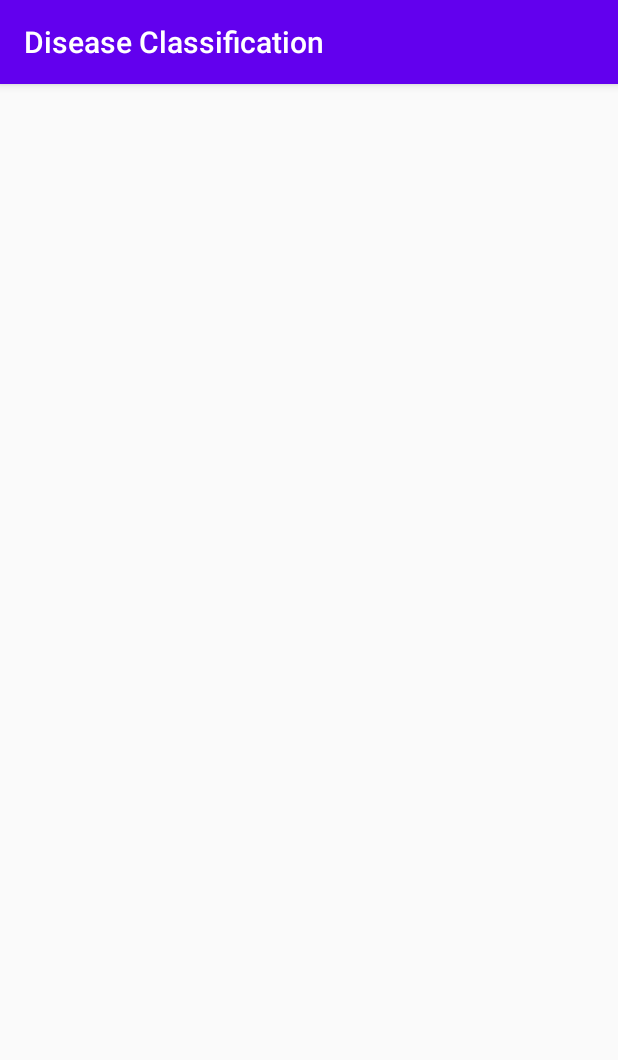
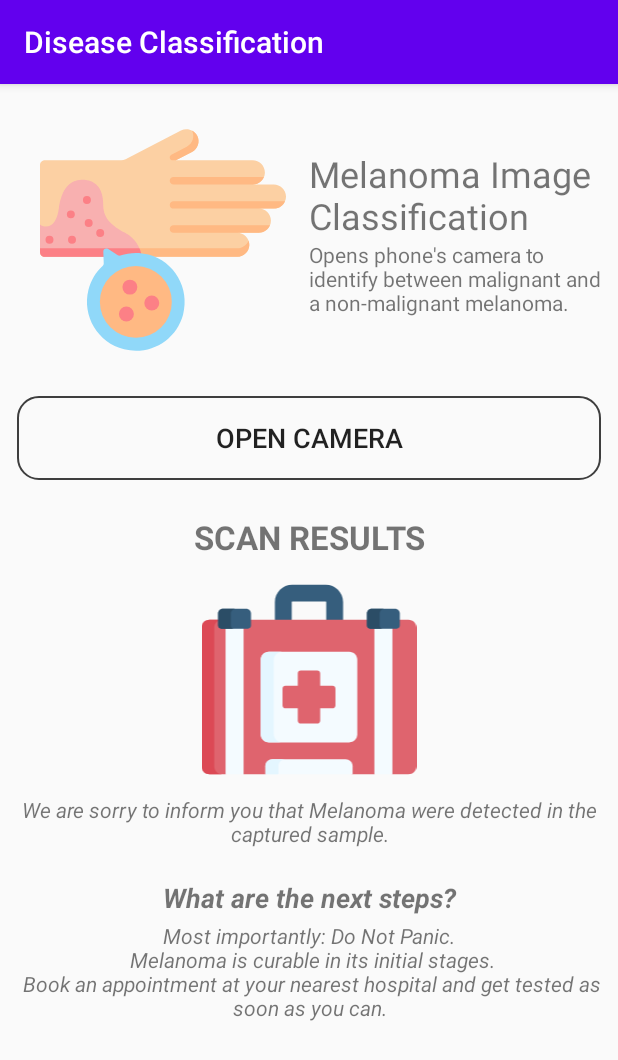
Before and after one commit to omxie/disease_classification, an Android app: the MelanomaResults screen opened directly, with no data from a screen before it, on a phone screen of 412 x 824 dp. Shown: the top 1060 px of the screen. Run offline under Robolectric (Android 15) with nearby library versions, the phone set to English and light mode, and no system bars.

Commit message:
melanoma results screen added

```diff
--- a/app/src/main/res/layout/activity_melanoma_results.xml
+++ b/app/src/main/res/layout/activity_melanoma_results.xml
@@ -1,9 +1,123 @@
 <?xml version="1.0" encoding="utf-8"?>
-<androidx.constraintlayout.widget.ConstraintLayout xmlns:android="http://schemas.android.com/apk/res/android"
+<RelativeLayout xmlns:android="http://schemas.android.com/apk/res/android"
     xmlns:app="http://schemas.android.com/apk/res-auto"
     xmlns:tools="http://schemas.android.com/tools"
     android:layout_width="match_parent"
     android:layout_height="match_parent"
     tools:context=".MelanomaResults">
 
-</androidx.constraintlayout.widget.ConstraintLayout>
+    <LinearLayout
+        android:weightSum="1"
+        android:layout_width="match_parent"
+        android:layout_height="match_parent"
+        android:orientation="vertical"
+        android:layout_marginLeft="11dp"
+        android:layout_marginRight="11dp">
+
+        <LinearLayout
+            android:layout_weight="0.73"
+            android:layout_width="match_parent"
+            android:layout_height="match_parent"
+            android:orientation="horizontal">
+
+            <ImageView
+                android:id="@+id/imglogo"
+                android:layout_width="match_parent"
+                android:layout_height="match_parent"
+                android:layout_weight="0.50"
+                android:layout_margin="15dp"
+                app:srcCompat="@drawable/ic_skin_rotated" />
+
+            <LinearLayout
+                android:layout_weight="0.50"
+                android:layout_width="match_parent"
+                android:layout_height="match_parent"
+                android:orientation="vertical">
+
+                <TextView
+                    android:id="@+id/txtTitle"
+                    android:layout_width="match_parent"
+                    android:layout_height="match_parent"
+                    android:layout_weight="0.50"
+                    android:gravity="bottom"
+                    android:text="@string/mtitle"
+                    android:textSize="24sp" />
+                <TextView
+                    android:id="@+id/txtDesc"
+                    android:layout_width="match_parent"
+                    android:layout_height="match_parent"
+                    android:gravity="top"
+                    android:text="@string/mdesc"
+                    android:layout_weight="0.50"/>
+            </LinearLayout>
+
+
+        </LinearLayout>
+
+        <LinearLayout
+            android:orientation="vertical"
+            android:layout_width="match_parent"
+            android:layout_height="match_parent"
+            android:layout_weight="0.27"
+            android:weightSum="1">
+
+            <Button
+                android:layout_width="match_parent"
+                android:layout_height="match_parent"
+                android:layout_weight="0.18"
+                android:background="@drawable/custom_btn1"
+                android:text="Open Camera"
+                android:textSize="18sp" />
+
+            <TextView
+                android:id="@+id/txtq1"
+                android:layout_width="match_parent"
+                android:layout_height="match_parent"
+                android:layout_margin="3dp"
+                android:layout_weight="0.18"
+                android:gravity="center | bottom"
+                android:text="Scan Results"
+                android:textAllCaps="true"
+                android:textSize="22sp"
+                android:textStyle="bold" />
+
+            <ImageView
+                android:id="@+id/imgView2"
+                android:layout_width="match_parent"
+                android:layout_height="match_parent"
+                android:layout_margin="5dp"
+                android:layout_weight="0.145"
+                app:srcCompat="@drawable/ic_hospital" />
+
+            <TextView
+                android:id="@+id/txtans2"
+                android:layout_width="match_parent"
+                android:layout_height="match_parent"
+                android:layout_weight="0.18"
+                android:gravity="center | top"
+                android:text="@string/mres"
+                android:textStyle="italic" />
+
+            <TextView
+                android:id="@+id/txtq3"
+                android:layout_width="match_parent"
+                android:layout_height="match_parent"
+                android:layout_weight="0.19"
+                android:gravity="center | top"
+                android:text="@string/enxt"
+                android:textSize="18sp"
+                android:textStyle="bold|italic" />
+            <TextView
+                android:layout_weight="0.13"
+                android:id="@+id/txtans3"
+                android:text="@string/msteps"
+                android:gravity="center | top"
+                android:layout_width="match_parent"
+                android:layout_height="match_parent"
+                android:textStyle="italic"/>
+
+        </LinearLayout>
+
+    </LinearLayout>
+
+</RelativeLayout>
```
